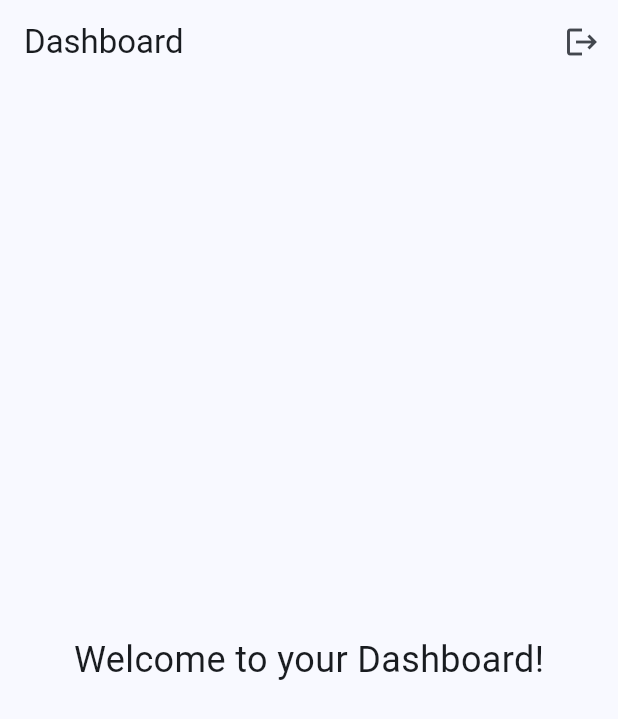
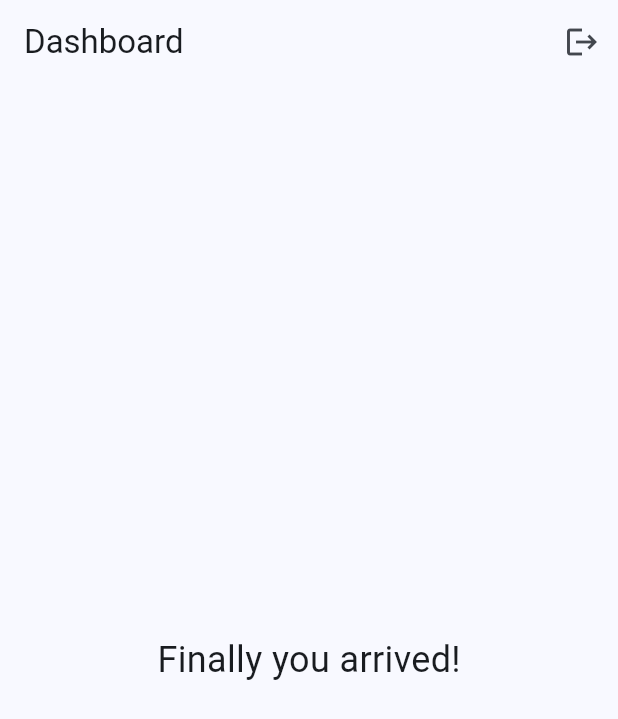
Before and after one commit to Yakuuuuuu/mobile_app, a Flutter app: the DashboardPage screen opened directly, on a phone screen of 412 x 824 dp. Shown: the top 719 px of the screen. Run offline on Flutter 3.47's test engine with Material 3 defaults, Android fonts, the light colour scheme and no system bars; our stand-ins replace smooth_page_indicator.

Commit message:
little changes

```diff
--- a/lib/view/dashboard_page.dart
+++ b/lib/view/dashboard_page.dart
@@ -19,7 +19,7 @@ class DashboardPage extends StatelessWidget {
       ),
       body: const Center(
         child: Text(
-          'Welcome to your Dashboard!',
+          'Finally you arrived!',
           style: TextStyle(fontSize: 24),
         ),
       ),
--- a/lib/view/onboarding_page.dart
+++ b/lib/view/onboarding_page.dart
@@ -30,7 +30,7 @@ class _OnboardingPageState extends State<OnboardingPage> {
                 buildPage(
                   color: Colors.amber,
                   title: 'Stay Connected',
-                  description: 'Connect with people around the globe.',
+                  description: 'Connect with people around the world.',
                 ),
                 buildPage(
                   color: Colors.blue,
```
Also changed, not shown: assets/images/dog.jpeg (renamed from assets/images/dog-2.jpeg), assets/images/dog.png (added).
